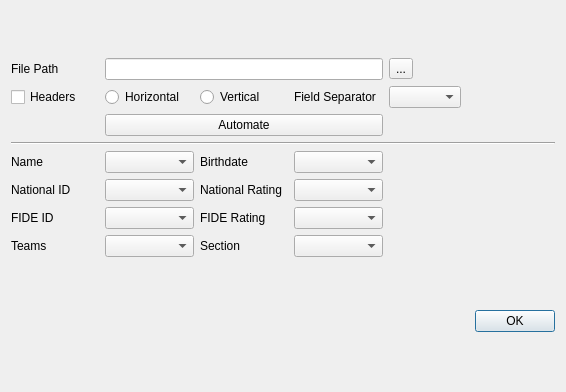
First picture: the form in src/forms/addgroupdialog.ui, repository SunWithIssues/ChessFerret, before the edit.
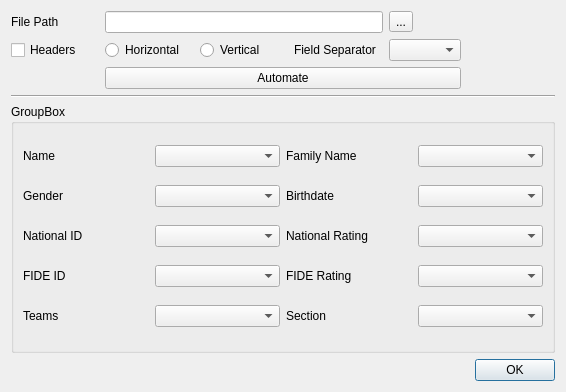
Second picture: the form after the edit.

Commit message: #2 updated group ui + got csv to kinda wrk

What changed in the file:
```diff
--- a/src/forms/addgroupdialog.ui
+++ b/src/forms/addgroupdialog.ui
@@ -26,10 +26,10 @@
    </item>
    <item row="0" column="0">
     <layout class="QGridLayout" name="gridLayout" columnstretch="0,0,0,0,0,0" columnminimumwidth="0,0,0,0,0,0">
-     <item row="6" column="2">
-      <widget class="QLabel" name="fideRtgLabel">
+     <item row="1" column="3">
+      <widget class="QLabel" name="fieldSepLabel">
        <property name="text">
-        <string>FIDE Rating</string>
+        <string>Field Separator</string>
        </property>
       </widget>
      </item>
@@ -40,35 +40,8 @@
        </property>
       </widget>
      </item>
-     <item row="7" column="3">
-      <widget class="QComboBox" name="sectionComboBox"/>
-     </item>
-     <item row="5" column="2">
-      <widget class="QLabel" name="natRtgLabel">
-       <property name="text">
-        <string>National Rating</string>
-       </property>
-      </widget>
-     </item>
-     <item row="0" column="0">
-      <widget class="QLabel" name="filePathLabel">
-       <property name="text">
-        <string>File Path</string>
-       </property>
-      </widget>
-     </item>
-     <item row="7" column="1">
-      <widget class="QComboBox" name="teamsComboBox"/>
-     </item>
-     <item row="1" column="0">
-      <widget class="QCheckBox" name="headersCheckBox">
-       <property name="text">
-        <string>Headers</string>
-       </property>
-      </widget>
-     </item>
-     <item row="4" column="1">
-      <widget class="QComboBox" name="nameComboBox"/>
+     <item row="0" column="1" colspan="3">
+      <widget class="QLineEdit" name="filePathEdit"/>
      </item>
      <item row="3" column="0" colspan="6">
       <widget class="Line" name="line">
@@ -77,86 +50,135 @@
        </property>
       </widget>
      </item>
-     <item row="6" column="1">
-      <widget class="QComboBox" name="fideIdComboBox"/>
+     <item row="1" column="2">
+      <widget class="QRadioButton" name="vRadioButton">
+       <property name="text">
+        <string>Vertical</string>
+       </property>
+      </widget>
      </item>
-     <item row="0" column="1" colspan="3">
-      <widget class="QLineEdit" name="filePathEdit"/>
+     <item row="1" column="0">
+      <widget class="QCheckBox" name="headersCheckBox">
+       <property name="text">
+        <string>Headers</string>
+       </property>
+      </widget>
      </item>
-     <item row="4" column="0">
-      <widget class="QLabel" name="nameLabel">
+     <item row="0" column="0">
+      <widget class="QLabel" name="filePathLabel">
        <property name="text">
-        <string>Name</string>
+        <string>File Path</string>
        </property>
       </widget>
      </item>
-     <item row="5" column="0">
+     <item row="4" column="0" colspan="6">
+      <widget class="QGroupBox" name="groupBox">
+       <property name="title">
+        <string>GroupBox</string>
+       </property>
+       <layout class="QGridLayout" name="gridLayout_3">
+        <item row="3" column="3">
+         <widget class="QComboBox" name="fideRtgComboBox"/>
+        </item>
+        <item row="0" column="2">
+         <widget class="QLabel" name="famNameLabel">
+          <property name="text">
+           <string>Family Name</string>
+          </property>
+         </widget>
+        </item>
+        <item row="1" column="1">
+         <widget class="QComboBox" name="genderComboBox"/>
+        </item>
+        <item row="2" column="2">
+         <widget class="QLabel" name="natRtgLabel">
+          <property name="text">
+           <string>National Rating</string>
+          </property>
+         </widget>
+        </item>
+        <item row="2" column="3">
+         <widget class="QComboBox" name="natRtgComboBox"/>
+        </item>
+        <item row="3" column="2">
+         <widget class="QLabel" name="fideRtgLabel">
+          <property name="text">
+           <string>FIDE Rating</string>
+          </property>
+         </widget>
+        </item>
+        <item row="1" column="3">
+         <widget class="QComboBox" name="birthDateComboBox"/>
+        </item>
+        <item row="0" column="1">
+         <widget class="QComboBox" name="nameComboBox"/>
+        </item>
+        <item row="2" column="0">
       <widget class="QLabel" name="natIdLabel">
        <property name="text">
         <string>National ID</string>
        </property>
       </widget>
      </item>
-     <item row="4" column="2">
+        <item row="1" column="2">
       <widget class="QLabel" name="birthDateLabel">
        <property name="text">
         <string>Birthdate</string>
        </property>
       </widget>
      </item>
-     <item row="6" column="0">
+        <item row="1" column="0">
+         <widget class="QLabel" name="genderLabel">
+          <property name="text">
+           <string>Gender</string>
+          </property>
+         </widget>
+        </item>
+        <item row="2" column="1">
+         <widget class="QComboBox" name="natIdComboBox"/>
+        </item>
+        <item row="3" column="0">
       <widget class="QLabel" name="fideIdLabel">
        <property name="text">
         <string>FIDE ID</string>
        </property>
       </widget>
      </item>
-     <item row="2" column="1" colspan="3">
-      <widget class="QPushButton" name="autoButton">
-       <property name="text">
-        <string>Automate</string>
-       </property>
-      </widget>
-     </item>
-     <item row="1" column="2">
-      <widget class="QRadioButton" name="vRadioButton">
+        <item row="3" column="1">
+         <widget class="QComboBox" name="fideIdComboBox"/>
+        </item>
+        <item row="0" column="3">
+         <widget class="QComboBox" name="famNameComboBox"/>
+        </item>
+        <item row="0" column="0">
+         <widget class="QLabel" name="nameLabel">
        <property name="text">
-        <string>Vertical</string>
+           <string>Name</string>
        </property>
       </widget>
      </item>
-     <item row="7" column="2">
+        <item row="4" column="1">
+         <widget class="QComboBox" name="teamsComboBox"/>
+        </item>
+        <item row="4" column="2">
       <widget class="QLabel" name="sectionLabel">
        <property name="text">
         <string>Section</string>
        </property>
       </widget>
      </item>
-     <item row="5" column="1">
-      <widget class="QComboBox" name="natIdComboBox"/>
-     </item>
-     <item row="1" column="3">
-      <widget class="QLabel" name="fieldSepLabel">
-       <property name="text">
-        <string>Field Separator</string>
-       </property>
-      </widget>
-     </item>
-     <item row="7" column="0">
+        <item row="4" column="3">
+         <widget class="QComboBox" name="sectionComboBox"/>
+        </item>
+        <item row="4" column="0">
       <widget class="QLabel" name="teamsLabel">
        <property name="text">
         <string>Teams</string>
        </property>
       </widget>
      </item>
-     <item row="6" column="3">
-      <widget class="QComboBox" name="fideRtgComboBox"/>
-     </item>
-     <item row="5" column="3">
-      <widget class="QComboBox" name="natRtgComboBox"/>
-     </item>
-     <item row="4" column="3">
-      <widget class="QComboBox" name="birthDateComboBox"/>
+       </layout>
+      </widget>
      </item>
      <item row="0" column="4">
       <widget class="QToolButton" name="toolButton">
@@ -171,6 +193,13 @@
      <item row="1" column="4">
       <widget class="QComboBox" name="fieldSepComboBox"/>
      </item>
+     <item row="2" column="1" colspan="4">
+      <widget class="QPushButton" name="autoButton">
+       <property name="text">
+        <string>Automate</string>
+       </property>
+      </widget>
+     </item>
     </layout>
    </item>
   </layout>
```
Lines whose indentation alone changed are shown as unchanged. The commit also changes 2 other files.
